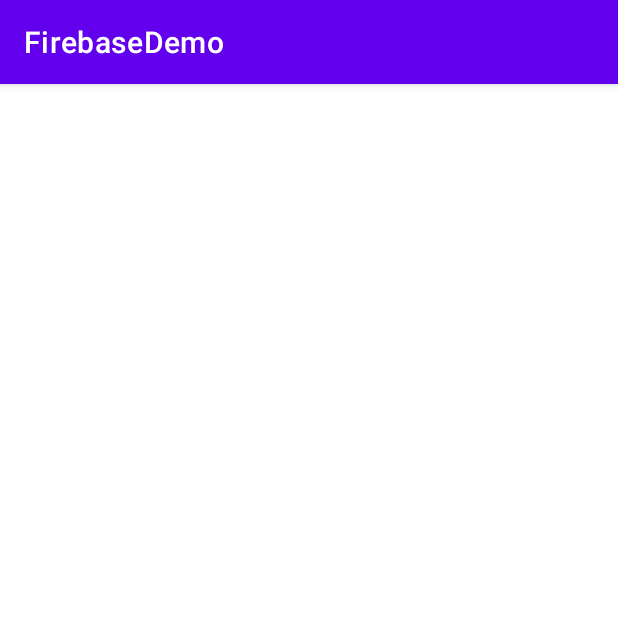
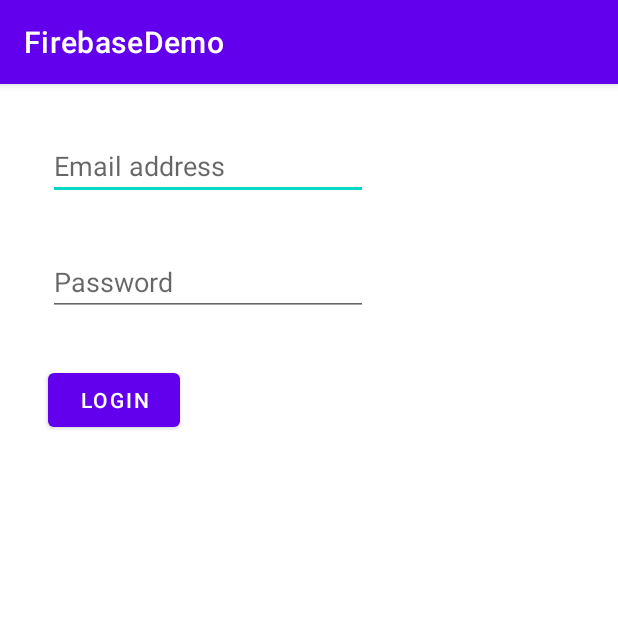
Before and after one commit to YashwardhanChavan/Firebase-Demo, an Android app: the LoginActivity screen opened directly, with no data from a screen before it, on a phone screen of 412 x 824 dp, the top half of it. Run offline under Robolectric (Android 15) with nearby library versions, the phone set to English and light mode, and no system bars; our stand-ins replace Firebase (no records; nobody signed in at launch, a user with empty details on screens opened directly).

Commit message:
Firebase authentication demo.

```diff
--- a/app/src/main/AndroidManifest.xml
+++ b/app/src/main/AndroidManifest.xml
@@ -9,7 +9,8 @@
         android:roundIcon="@mipmap/ic_launcher_round"
         android:supportsRtl="true"
         android:theme="@style/Theme.FirebaseDemo">
-        <activity android:name=".LoginActivity"></activity>
+        <activity android:name=".HomeActivity"></activity>
+        <activity android:name=".LoginActivity" />
         <activity android:name=".RegisterActivity" />
         <activity android:name=".MainActivity">
             <intent-filter>
--- a/app/src/main/java/com/example/firebasedemo/LoginActivity.java
+++ b/app/src/main/java/com/example/firebasedemo/LoginActivity.java
@@ -2,13 +2,41 @@ package com.example.firebasedemo;
 
 import androidx.appcompat.app.AppCompatActivity;
 
+import android.content.Intent;
 import android.os.Bundle;
+import android.view.View;
+import android.widget.EditText;
+import android.widget.Toast;
+
+import com.google.android.gms.tasks.OnSuccessListener;
+import com.google.firebase.auth.AuthResult;
+import com.google.firebase.auth.FirebaseAuth;
 
 public class LoginActivity extends AppCompatActivity {
+    private EditText mEditTextEmail;
+    private EditText mEditTextPassword;
+    private FirebaseAuth auth;
 
     @Override
     protected void onCreate(Bundle savedInstanceState) {
         super.onCreate(savedInstanceState);
         setContentView(R.layout.activity_login);
+        auth = FirebaseAuth.getInstance();
+    }
+
+    public void loginUser(View view) {
+        String email = mEditTextEmail.getText().toString();
+        String password = mEditTextPassword.getText().toString();
+        login(email, password);
+    }
+    public void login(String email, String password){
+        auth.signInWithEmailAndPassword(email, password).addOnSuccessListener(new OnSuccessListener<AuthResult>() {
+            @Override
+            public void onSuccess(AuthResult authResult) {
+                Toast.makeText(LoginActivity.this, "Login Successful!", Toast.LENGTH_SHORT).show();
+                startActivity(new Intent(LoginActivity.this, HomeActivity.class));
+                finish();
+            }
+        });
     }
 }
--- a/app/src/main/res/layout/activity_login.xml
+++ b/app/src/main/res/layout/activity_login.xml
@@ -6,4 +6,40 @@
     android:layout_height="match_parent"
     tools:context=".LoginActivity">
 
+    <EditText
+        android:id="@+id/edittext_email_loginAct"
+        android:layout_width="wrap_content"
+        android:layout_height="wrap_content"
+        android:layout_marginStart="32dp"
+        android:layout_marginTop="32dp"
+        android:ems="10"
+        android:inputType="textEmailAddress"
+        android:text=""
+        android:hint="@string/email_address"
+        app:layout_constraintStart_toStartOf="parent"
+        app:layout_constraintTop_toTopOf="parent" />
+
+    <EditText
+        android:id="@+id/edittext_password_loginAct"
+        android:layout_width="wrap_content"
+        android:layout_height="wrap_content"
+        android:layout_marginStart="32dp"
+        android:layout_marginTop="32dp"
+        android:ems="10"
+        android:inputType="textPassword"
+        android:text=""
+        android:hint="@string/password"
+        app:layout_constraintStart_toStartOf="parent"
+        app:layout_constraintTop_toBottomOf="@+id/edittext_email_loginAct" />
+
+    <Button
+        android:id="@+id/button_login_loginAct"
+        android:layout_width="wrap_content"
+        android:layout_height="wrap_content"
+        android:layout_marginStart="32dp"
+        android:layout_marginTop="32dp"
+        android:text="@string/login"
+        app:layout_constraintStart_toStartOf="parent"
+        android:onClick="loginUser"
+        app:layout_constraintTop_toBottomOf="@+id/edittext_password_loginAct" />
 </androidx.constraintlayout.widget.ConstraintLayout>
--- a/app/src/main/res/values/strings.xml
+++ b/app/src/main/res/values/strings.xml
@@ -1,8 +1,12 @@
 <resources>
     <string name="app_name">FirebaseDemo</string>
-    <string name="login">Login</string>
+    <string name="login1">Login</string>
     <string name="register">Register</string>
     <string name="enter_email_address">Enter email address</string>
     <string name="enter_password">Enter password</string>
     <string name="register_user">Register</string>
+    <string name="email_address">Email address</string>
+    <string name="password1">Password</string>
+    <string name="password">Password</string>
+    <string name="login">Login</string>
 </resources>
```
